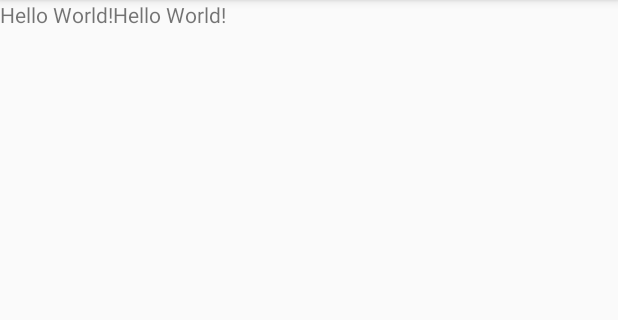
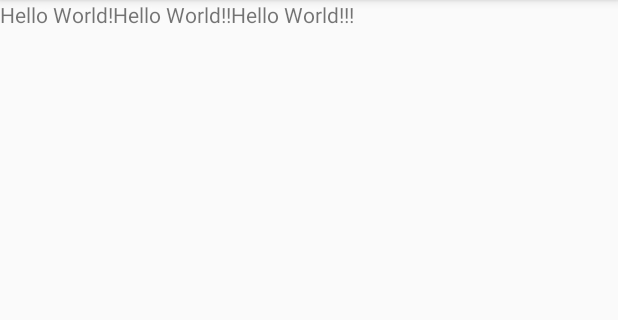
Before and after one commit to XinHeXin/AndroidTestNneiihxx, an Android app: the screen it shows after launch (MainActivity), on a phone screen of 412 x 824 dp, the part 84-404 px from its top. Run offline under Robolectric (Android 15) with nearby library versions, the phone set to English and light mode, and no system bars.

Commit message:
activity_main.xml添加三个TextView组件

```diff
--- a/app/src/main/res/layout/activity_main.xml
+++ b/app/src/main/res/layout/activity_main.xml
@@ -13,6 +13,10 @@
     <TextView
         android:layout_width="wrap_content"
         android:layout_height="wrap_content"
-        android:text="Hello World!" />
+        android:text="Hello World!!" />
 
+    <TextView
+        android:layout_width="wrap_content"
+        android:layout_height="wrap_content"
+        android:text="Hello World!!!" />
 </LinearLayout>
```
